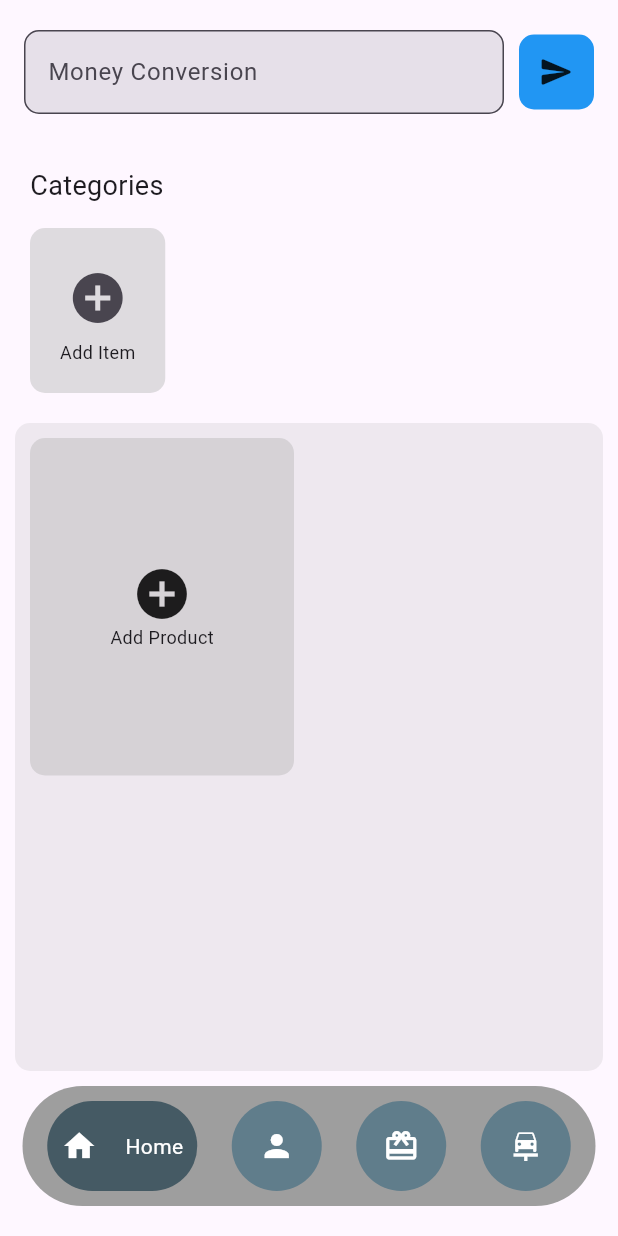
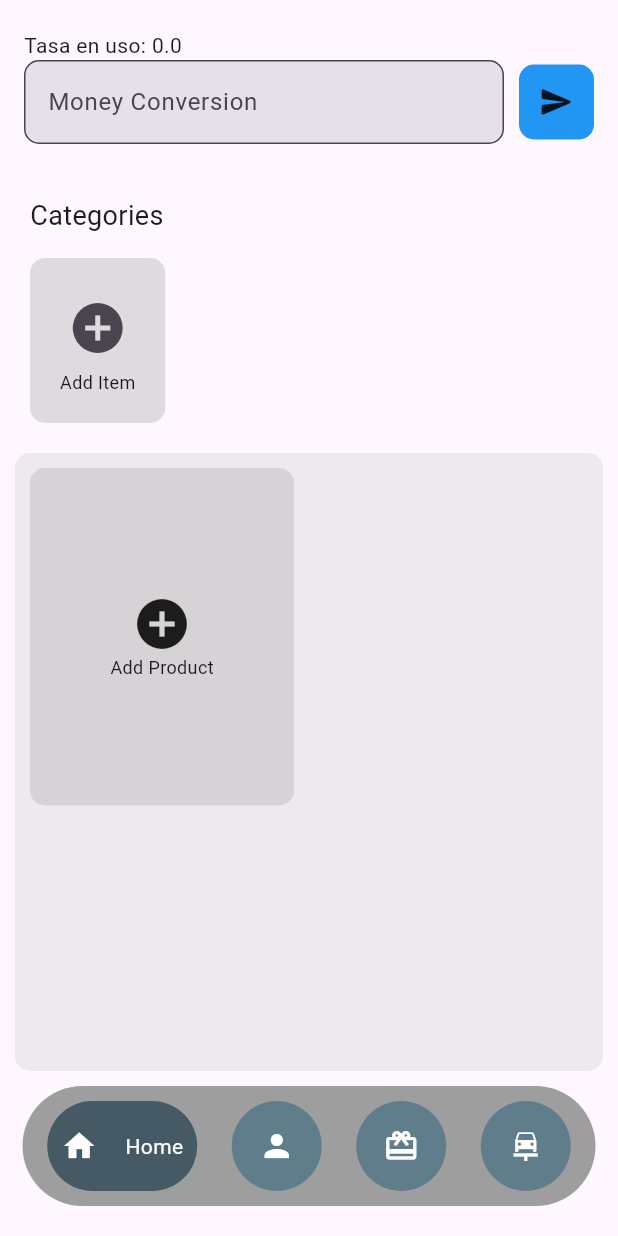
Before and after one commit to Josemndoza2718/Grocery_Store, a Flutter app: the screen it shows after launch, after a tap on the "send" icon, on a phone screen of 412 x 824 dp. Run offline on Flutter 3.47's test engine with Material 3 defaults, Android fonts, the phone set to English and light mode, and no system bars; our stand-ins replace image_picker, sembast, shared_preferences.

Commit message:
feat: Add money conversion functionality with shared preferences

```diff
--- /dev/null
+++ b/grocery_store/lib/data/repositories/local/prefs.dart
@@ -0,0 +1,39 @@
+import 'package:shared_preferences/shared_preferences.dart';
+
+class Prefs {
+
+  static const String _keyMoneyConversion = 'moneyConversion';
+ /*  static const String _keySelectedCategory = 'selectedCategory';
+  static const String _keyIsFilterList = 'isFilterList'; */
+
+  static Future<void> setMoneyConversion(double value) async {
+    final prefs = await SharedPreferences.getInstance();
+    await prefs.setDouble(_keyMoneyConversion, value);
+  }
+
+  static Future<double> getMoneyConversion() async {
+    final prefs = await SharedPreferences.getInstance();
+    return prefs.getDouble(_keyMoneyConversion) ?? 0.0;
+  }
+
+ /*  static Future<void> setSelectedCategory(String value) async {
+    final prefs = await SharedPreferences.getInstance();
+    await prefs.setString(_keySelectedCategory, value);
+  }
+
+  static Future<String?> getSelectedCategory() async {
+    final prefs = await SharedPreferences.getInstance();
+    return prefs.getString(_keySelectedCategory);
+  }
+
+  static Future<void> setIsFilterList(bool value) async {
+    final prefs = await SharedPreferences.getInstance();
+    await prefs.setBool(_keyIsFilterList, value);
+  }
+
+  static Future<bool> getIsFilterList() async {
+    final prefs = await SharedPreferences.getInstance();
+    return prefs.getBool(_keyIsFilterList) ?? false;
+  } */
+
+}
--- a/grocery_store/lib/ui/home/home_page.dart
+++ b/grocery_store/lib/ui/home/home_page.dart
@@ -1,6 +1,7 @@
 // ignore_for_file: must_be_immutable
 
 import 'package:flutter/material.dart';
+import 'package:grocery_store/data/repositories/local/prefs.dart';
 import 'package:grocery_store/ui/home/widgets/categories_widget.dart';
 import 'package:grocery_store/ui/home/widgets/products_list_widget.dart';
 import 'package:grocery_store/ui/view_model/home_view_model.dart';
@@ -18,11 +19,20 @@ class _HomePageState extends State<HomePage> {
 
   TextEditingController searchController = TextEditingController();
   TextEditingController moneyconversionController = TextEditingController();
+  double money = 0;
 
   @override
   void initState() {
     super.initState();
+    WidgetsBinding.instance.addPostFrameCallback((_) {
+      initMoney();
+    });
 
+  }
+
+  void initMoney() async {
+    var viewModel = context.read<HomeViewModel>();
+    viewModel.moneyConversion = await Prefs.getMoneyConversion();
   }
 
   @override
@@ -76,9 +86,15 @@ class _HomePageState extends State<HomePage> {
                 ),
               ),
               const SizedBox(height: 10), */
+
+              //Money Conversion
               Padding(
                 padding: const EdgeInsets.symmetric(horizontal: 16.0),
-                child: Row(
+                child: Column(
+                  crossAxisAlignment: CrossAxisAlignment.start,
+                  children: [
+                    Text("Tasa en uso: ${viewModel.moneyConversion}"),
+                    Row(
                       children: [
                         Flexible(
                           child: TextFormField(
@@ -96,6 +112,7 @@ class _HomePageState extends State<HomePage> {
                         GestureDetector(
                           onTap: () {
                             viewModel.setMoneyConversion(double.tryParse(moneyconversionController.value.text) ?? 0);
+                            Prefs.setMoneyConversion(double.parse(moneyconversionController.text));
                             moneyconversionController.clear();
                           },
                           child: Container(
@@ -107,6 +124,8 @@ class _HomePageState extends State<HomePage> {
                             height: 50,
                             child: const Icon(Icons.send_rounded), ),
                         )
+                      ],
+                    ),
                   ],
                 ),
               ),
--- a/grocery_store/lib/ui/view_model/home_view_model.dart
+++ b/grocery_store/lib/ui/view_model/home_view_model.dart
@@ -53,6 +53,11 @@ class HomeViewModel extends ChangeNotifier {
   int get selectedIndexGrid => _selectedIndexGrid;
   String get selectedCategory => _selectedCategory;
   bool get isFilterList => _isFilterList;
+
+  set moneyConversion(double value) {
+    _moneyConversion = value;
+    notifyListeners();
+  }
 
   void setIsFilterList(bool value) {
     _isFilterList = value;
--- a/grocery_store/pubspec.yaml
+++ b/grocery_store/pubspec.yaml
@@ -39,6 +39,7 @@ dependencies:
   path_provider: ^2.1.5
   provider: ^6.1.4
   image_picker: ^1.1.2
+  shared_preferences: ^2.5.3
 
 dev_dependencies:
   flutter_test:
```
Also changed, not shown: grocery_store/pubspec.lock, 5 other files. Lines whose indentation alone changed are shown as unchanged.
